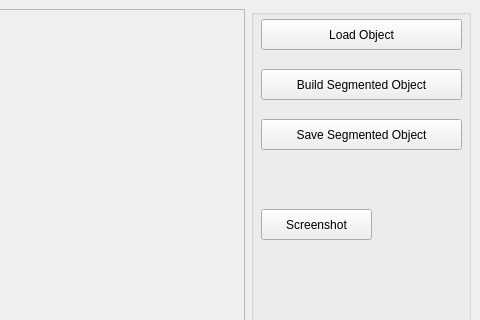
First picture: the form in Tools/ObjectSegmentationSDF/SegmentObjectSDF.ui, repository ProtolabSBRE/simox-cgal, before the edit; both pictures show x 599 to 1079 and y 0 to 320 of the 1079 by 819 pixel window.
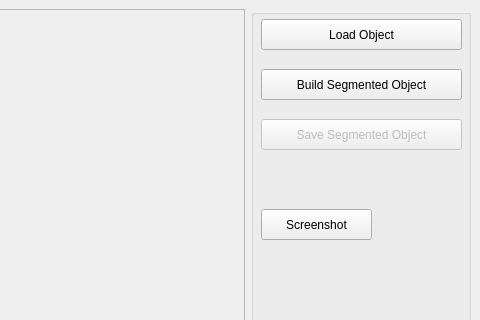
Second picture: the form after the edit.

Commit message: fix SDF tool

```diff
--- a/Tools/ObjectSegmentationSDF/SegmentObjectSDF.ui
+++ b/Tools/ObjectSegmentationSDF/SegmentObjectSDF.ui
@@ -63,6 +63,9 @@
        </property>
       </widget>
       <widget class="QPushButton" name="pushButtonSave">
+       <property name="enabled">
+        <bool>false</bool>
+       </property>
        <property name="geometry">
         <rect>
          <x>10</x>
```
The commit also changes 1 other file.
